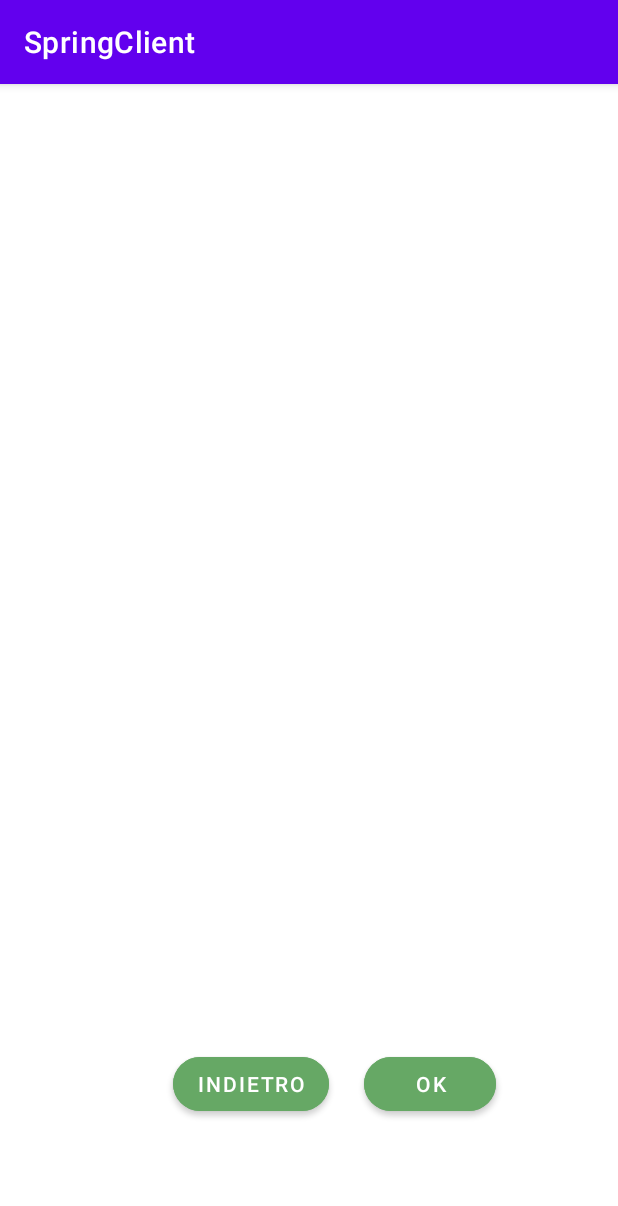
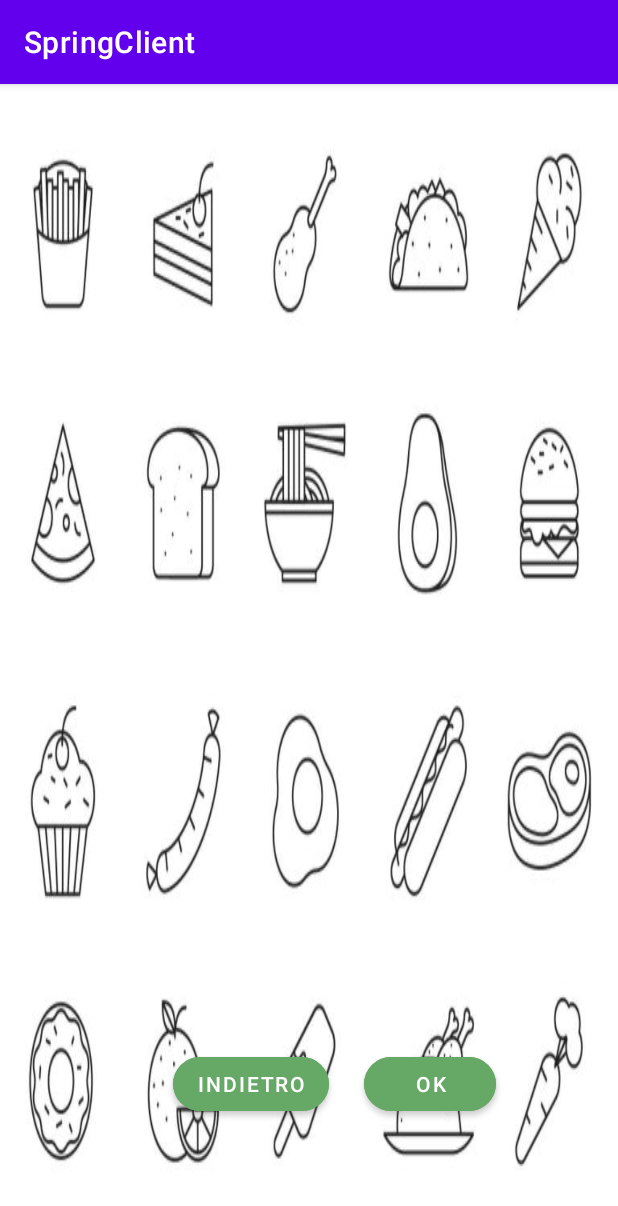
Before and after one commit to PasqualeSantagata/Ratatouille23, an Android app: the screen it shows after launch (InserisciElementoActivity), on a phone screen of 412 x 824 dp. Shown: the top 1206 px of the screen. Run offline under Robolectric (Android 15) with nearby library versions, the phone set to English and light mode, and no system bars.

Commit message:
aggiiunto lo sfondo dell'activity

```diff
--- a/app/src/main/res/layout/activity_inserisci_elemento.xml
+++ b/app/src/main/res/layout/activity_inserisci_elemento.xml
@@ -4,6 +4,7 @@
     xmlns:tools="http://schemas.android.com/tools"
     android:layout_width="match_parent"
     android:layout_height="match_parent"
+    android:background="@drawable/background_food_icons"
     tools:context=".view.InserisciElementoActivity">
 
     <Button
@@ -12,13 +13,13 @@
         android:layout_height="wrap_content"
         android:layout_marginEnd="81dp"
         android:layout_marginBottom="77dp"
+        android:backgroundTint="@color/my_green"
         android:text="@android:string/ok"
+        android:textColor="@android:color/white"
+
+        app:cornerRadius="@android:dimen/app_icon_size"
         app:layout_constraintBottom_toBottomOf="parent"
-        app:layout_constraintEnd_toEndOf="parent"
-
-        android:backgroundTint="@color/my_green"
-        android:textColor="@android:color/white"
-        app:cornerRadius="@android:dimen/app_icon_size"/>
+        app:layout_constraintEnd_toEndOf="parent" />
 
     <Button
         android:id="@+id/buttonInserElemIndietro"
@@ -26,14 +27,13 @@
         android:layout_height="wrap_content"
         android:layout_marginStart="115dp"
         android:layout_marginBottom="77dp"
-        android:text="indietro"
+        android:backgroundTint="@color/my_green"
+        android:text="@string/indietro"
+        android:textColor="@android:color/white"
+
+        app:cornerRadius="@android:dimen/app_icon_size"
         app:layout_constraintBottom_toBottomOf="parent"
-        app:layout_constraintStart_toStartOf="parent"
-
-        android:backgroundTint="@color/my_green"
-        android:textColor="@android:color/white"
-        app:cornerRadius="@android:dimen/app_icon_size"
-        />
+        app:layout_constraintStart_toStartOf="parent" />
 
     <com.google.android.material.textfield.TextInputLayout
         android:id="@+id/TextInputLayoutNomeInserisciElementoMenu"
@@ -52,6 +52,7 @@
             android:id="@+id/TextInputEditTextNomeInserisciElementoMenu"
             android:layout_width="match_parent"
             android:layout_height="wrap_content"
+            android:shadowColor="#4CAF50"
             android:singleLine="true" />
     </com.google.android.material.textfield.TextInputLayout>
 
@@ -69,7 +70,7 @@
         app:layout_constraintTop_toBottomOf="@+id/TextInputLayoutNomeInserisciElementoMenu">
 
         <com.google.android.material.textfield.TextInputEditText
-            android:id = "@+id/TextInputEditTextPrezzoInserisciElementoMenu"
+            android:id="@+id/TextInputEditTextPrezzoInserisciElementoMenu"
             android:layout_width="match_parent"
             android:layout_height="wrap_content"
             android:inputType="numberDecimal" />
@@ -112,7 +113,10 @@
         <com.google.android.material.textfield.TextInputEditText
             android:id="@+id/TextInputTextFieldDescrizioneInserisciElementoMenu"
             android:layout_width="match_parent"
-            android:layout_height="190dp" />
+            android:layout_height="190dp"
+            android:singleLine="false"
+            android:textAlignment="viewStart"
+            android:textColorLink="#4CAF50" />
     </com.google.android.material.textfield.TextInputLayout>
 
     <Spinner
--- a/app/src/main/res/values/strings.xml
+++ b/app/src/main/res/values/strings.xml
@@ -7,4 +7,5 @@
     <string name="register_student">Register student</string>
     <string name="crea_utente" />
     <string name="nome">Nome</string>
+    <string name="indietro">indietro</string>
 </resources>
```
Also changed, not shown: app/src/main/res/drawable/background_food_icons.jpeg (added).
